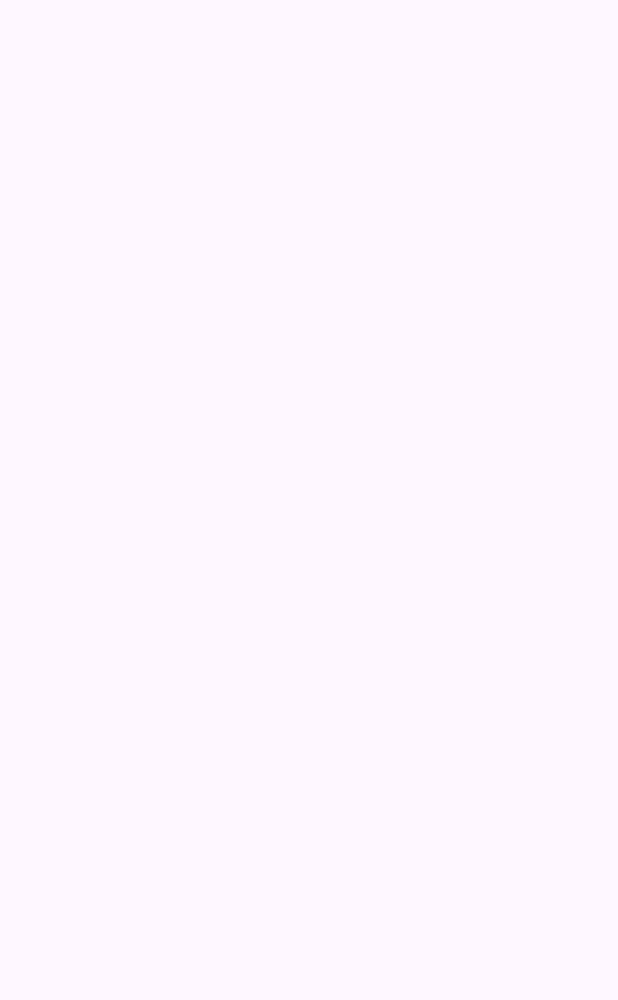
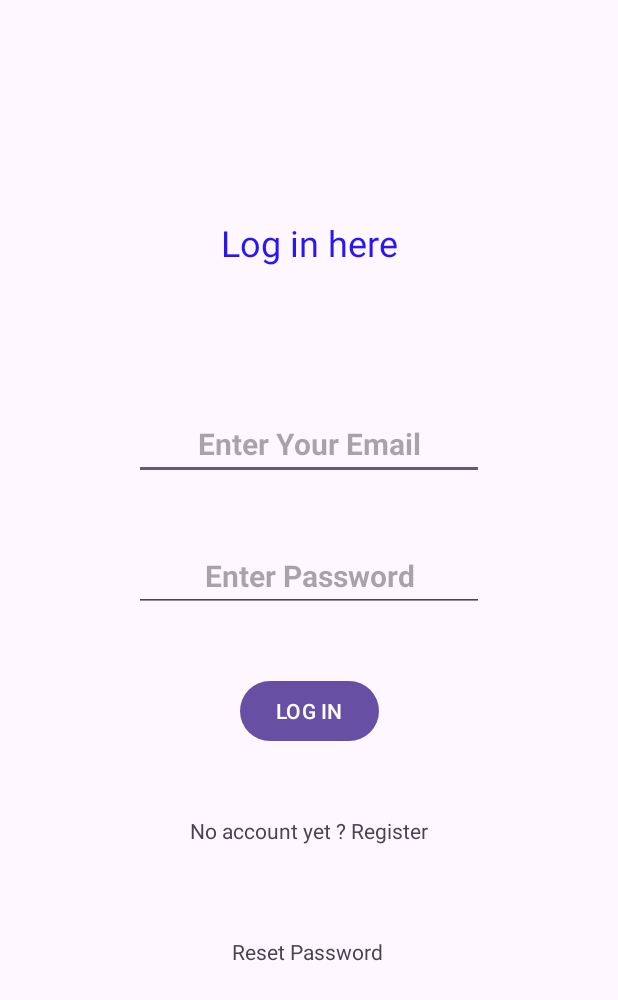
Before and after one commit to TKTEE/nyumba10, an Android app: the LoginActivity screen opened directly, with no data from a screen before it, on a phone screen of 412 x 824 dp. Before the commit the part shown is empty. Shown: the top 1000 px of the screen. Run offline under Robolectric (Android 15) with nearby library versions, the phone set to English and light mode, and no system bars.

Commit message:
first commit

```diff
--- a/app/src/main/res/layout/activity_login.xml
+++ b/app/src/main/res/layout/activity_login.xml
@@ -6,4 +6,86 @@
     android:layout_height="match_parent"
     tools:context=".LoginActivity">
 
+    <TextView
+        android:id="@+id/mTvTitle"
+        android:layout_width="200dp"
+        android:layout_height="0dp"
+        android:layout_marginTop="100dp"
+        android:layout_marginBottom="48dp"
+        android:gravity="center"
+        android:text="Log in here"
+        android:textColor="#2916f5"
+        android:textSize="24sp"
+        app:layout_constraintBottom_toTopOf="@+id/mEdtEmail"
+        app:layout_constraintEnd_toEndOf="parent"
+        app:layout_constraintStart_toStartOf="parent"
+        app:layout_constraintTop_toTopOf="parent" />
+
+    <EditText
+        android:id="@+id/mEdtEmail"
+        android:layout_width="wrap_content"
+        android:layout_height="wrap_content"
+        android:layout_marginBottom="40dp"
+        android:ems="10"
+        android:gravity="center"
+        android:hint="@string/enter_your_email"
+        android:inputType="textEmailAddress"
+        android:minHeight="48dp"
+        android:textColor="#0C090A"
+        android:textSize="20sp"
+        android:textStyle="bold"
+        app:layout_constraintBottom_toTopOf="@+id/mEdtPassword"
+        app:layout_constraintEnd_toEndOf="parent"
+        app:layout_constraintStart_toStartOf="parent"
+        app:layout_constraintTop_toBottomOf="@+id/mTvTitle" />
+
+    <EditText
+        android:id="@+id/mEdtPassword"
+        android:layout_width="wrap_content"
+        android:layout_height="wrap_content"
+        android:layout_marginBottom="42dp"
+        android:ems="10"
+        android:gravity="center"
+        android:hint="Enter Password"
+        android:inputType="textPassword"
+        android:minHeight="48dp"
+        android:textColor="#0C090A"
+        android:textSize="20sp"
+        android:textStyle="bold"
+        app:layout_constraintBottom_toTopOf="@+id/mBtnLogin"
+        app:layout_constraintStart_toStartOf="@+id/mEdtEmail"
+        app:layout_constraintTop_toBottomOf="@+id/mEdtEmail" />
+
+    <Button
+        android:id="@+id/mBtnLogin"
+        android:layout_width="wrap_content"
+        android:layout_height="wrap_content"
+        android:layout_marginStart="33dp"
+        android:layout_marginBottom="46dp"
+        android:text="LOG IN"
+        app:layout_constraintBottom_toTopOf="@+id/mTvLogin"
+        app:layout_constraintStart_toStartOf="@+id/mTvLogin"
+        app:layout_constraintTop_toBottomOf="@+id/mEdtPassword" />
+
+    <TextView
+        android:id="@+id/mTvLogin"
+        android:layout_width="wrap_content"
+        android:layout_height="wrap_content"
+        android:layout_marginBottom="61dp"
+        android:text="No account yet ? Register"
+        app:layout_constraintBottom_toTopOf="@+id/mTvReset"
+        app:layout_constraintEnd_toEndOf="parent"
+        app:layout_constraintStart_toStartOf="parent"
+        app:layout_constraintTop_toBottomOf="@+id/mBtnLogin" />
+
+    <TextView
+        android:id="@+id/mTvReset"
+        android:layout_width="wrap_content"
+        android:layout_height="wrap_content"
+        android:layout_marginStart="28dp"
+        android:layout_marginBottom="180dp"
+        android:text="Reset Password"
+        app:layout_constraintBottom_toBottomOf="parent"
+        app:layout_constraintStart_toStartOf="@+id/mTvLogin"
+        app:layout_constraintTop_toBottomOf="@+id/mTvLogin" />
 </androidx.constraintlayout.widget.ConstraintLayout>
```
